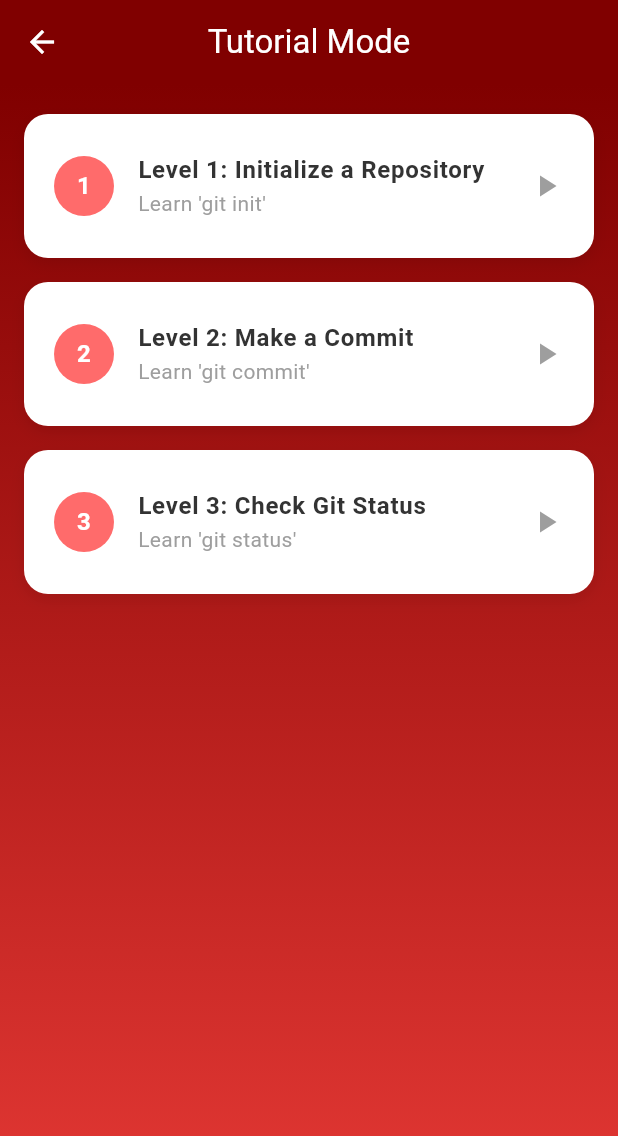
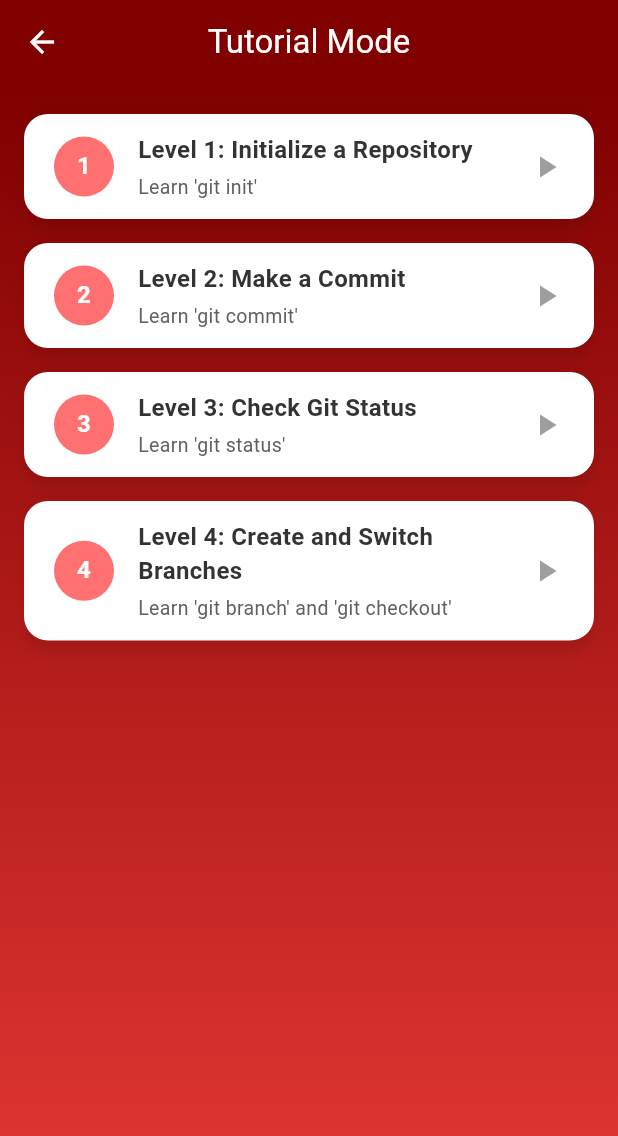
Before and after one commit to ymadz/gitly, a Flutter app: the screen it shows after launch, after a tap on "Tutorial Mode", on a phone screen of 412 x 824 dp. Shown: the top 1136 px of the screen. Run offline on Flutter 3.47's test engine with Material 3 defaults, Android fonts, the phone set to English and light mode, and no system bars; our stand-ins replace confetti.

Commit message:
feat: level 4 and some tweaks

```diff
--- a/gitly/lib/home_screen.dart
+++ b/gitly/lib/home_screen.dart
@@ -20,10 +20,7 @@ class _HomeScreenState extends State<HomeScreen> {
         height: double.infinity,
         decoration: const BoxDecoration(
           gradient: LinearGradient(
-            colors: [
-              Color(0xFF800000),
-              Color(0xFFE53935),
-            ],
+            colors: [Color(0xFF800000), Color(0xFFE53935)],
             begin: Alignment.topCenter,
             end: Alignment.bottomCenter,
           ),
@@ -32,26 +29,31 @@ class _HomeScreenState extends State<HomeScreen> {
           child: Center(
             child: Column(
               mainAxisAlignment: MainAxisAlignment.center,
-              crossAxisAlignment: CrossAxisAlignment.center,
               children: [
-                const Text(
+                // ── APP TITLE ──
+                Hero(
+                  tag: 'gitly-logo',
+                  child: Material(
+                    color: Colors.transparent,
+                    child: Text(
                       'Gitly',
-                  style: TextStyle(
+                      style: const TextStyle(
                         fontSize: 100,
                         fontWeight: FontWeight.bold,
                         color: Colors.white,
                         letterSpacing: 1.2,
                       ),
                     ),
-                const SizedBox(height: 10),
-                const Text(
-                  'Visual Git Learning Tool',
-                  style: TextStyle(
-                    fontSize: 16,
-                    color: Colors.white70,
                   ),
                 ),
-                const SizedBox(height: 40),
+                const SizedBox(height: 0),
+                const Text(
+                  'Learn Git by Seeing It.',
+                  style: TextStyle(fontSize: 20, color: Colors.white70),
+                ),
+                const SizedBox(height: 30),
+
+                // ── MODE BUTTONS ──
                 Center(
                   child: SizedBox(
                     width: MediaQuery.of(context).size.width * 0.6,
@@ -65,6 +67,7 @@ class _HomeScreenState extends State<HomeScreen> {
                           icon: Icons.code,
                           index: 0,
                           onTap: () {
+                            Feedback.forTap(context); // 🔊 Tap sound
                             Navigator.push(
                               context,
                               MaterialPageRoute(builder: (_) => const GitGraphScreen()),
@@ -79,6 +82,7 @@ class _HomeScreenState extends State<HomeScreen> {
                           icon: Icons.school,
                           index: 1,
                           onTap: () {
+                            Feedback.forTap(context); // 🔊 Tap sound
                             Navigator.push(
                               context,
                               MaterialPageRoute(builder: (_) => const TutorialScreen()),
@@ -106,27 +110,41 @@ class _HomeScreenState extends State<HomeScreen> {
   required VoidCallback onTap,
 }) {
   final bool isHovered = _hoveredIndex == index;
+
   return MouseRegion(
     cursor: SystemMouseCursors.click,
     onEnter: (_) => setState(() => _hoveredIndex = index),
     onExit: (_) => setState(() => _hoveredIndex = -1),
+    child: AnimatedScale(
+      duration: const Duration(milliseconds: 200),
+      scale: isHovered ? 1.03 : 1.0,
+      child: Material(
+        color: Colors.transparent,
+        borderRadius: BorderRadius.circular(16),
+        elevation: isHovered ? 6 : 2, // Soft shadow only
+        shadowColor: Colors.black.withOpacity(0.1),
+        child: InkWell(
+          borderRadius: BorderRadius.circular(16),
+          onTap: () {
+            Feedback.forTap(context);
+            onTap();
+          },
+          splashColor: const Color(0xFF800000).withOpacity(0.15),
+          highlightColor: Colors.transparent,
           child: AnimatedContainer(
             duration: const Duration(milliseconds: 200),
             padding: const EdgeInsets.all(20),
             decoration: BoxDecoration(
-          color: isHovered ? Colors.white.withOpacity(0.95) : Colors.white,
+              color: Colors.white,
               borderRadius: BorderRadius.circular(16),
               boxShadow: [
                 BoxShadow(
-              color: Colors.black.withOpacity(0.1),
-              blurRadius: 12,
-              offset: const Offset(0, 5),
+                  color: Colors.black.withOpacity(0.08),
+                  blurRadius: 8,
+                  offset: const Offset(0, 4),
                 ),
               ],
             ),
-        child: InkWell(
-          borderRadius: BorderRadius.circular(16),
-          onTap: onTap,
             child: Row(
               children: [
                 CircleAvatar(
@@ -162,6 +180,9 @@ class _HomeScreenState extends State<HomeScreen> {
             ),
           ),
         ),
+      ),
+    ),
   );
 }
+
 }
--- a/gitly/lib/tutorial_screen.dart
+++ b/gitly/lib/tutorial_screen.dart
@@ -1,19 +1,31 @@
 import 'package:flutter/material.dart';
 import 'level_screen.dart';
-import 'level2_screen.dart'; // Add this import
+import 'level2_screen.dart';
 import 'level3_screen.dart';
+import 'level4_screen.dart';
 
-class TutorialScreen extends StatelessWidget {
+class TutorialScreen extends StatefulWidget {
   const TutorialScreen({super.key});
 
   @override
-  Widget build(BuildContext context) {
+  State<TutorialScreen> createState() => _TutorialScreenState();
+}
+
+class _TutorialScreenState extends State<TutorialScreen> {
+  int _hoveredIndex = -1;
+
   final List<Map<String, String>> challenges = [
     {'title': 'Level 1: Initialize a Repository', 'desc': "Learn 'git init'"},
     {'title': 'Level 2: Make a Commit', 'desc': "Learn 'git commit'"},
     {'title': 'Level 3: Check Git Status', 'desc': "Learn 'git status'"},
+    {
+      'title': 'Level 4: Create and Switch Branches',
+      'desc': "Learn 'git branch' and 'git checkout'"
+    },
   ];
 
+  @override
+  Widget build(BuildContext context) {
     return Scaffold(
       appBar: AppBar(
         title: const Text('Tutorial Mode'),
@@ -35,11 +47,74 @@ class TutorialScreen extends StatelessWidget {
             itemCount: challenges.length,
             itemBuilder: (context, index) {
               final challenge = challenges[index];
+              final isHovered = _hoveredIndex == index;
+
               return MouseRegion(
                 cursor: SystemMouseCursors.click,
+                onEnter: (_) => setState(() => _hoveredIndex = index),
+                onExit: (_) => setState(() => _hoveredIndex = -1),
+                child: AnimatedScale(
+                  duration: const Duration(milliseconds: 200),
+                  scale: isHovered ? 1.03 : 1.0,
+                  child: Material(
+                    color: Colors.transparent,
+                    borderRadius: BorderRadius.circular(16),
+                    elevation: isHovered ? 6 : 2,
+                    shadowColor: Colors.black.withOpacity(0.1),
+                    child: InkWell(
+                      borderRadius: BorderRadius.circular(16),
+                      splashColor: const Color(0xFF800000).withOpacity(0.15),
+                      highlightColor: Colors.transparent,
+                      onTap: () {
+                        switch (index) {
+                          case 0:
+                            Navigator.push(
+                              context,
+                              MaterialPageRoute(
+                                builder: (_) => const LevelScreen(
+                                  title: 'Level 1: Initialize a Repository',
+                                  expectedCommand: 'git init',
+                                ),
+                              ),
+                            );
+                            break;
+                          case 1:
+                            Navigator.push(
+                              context,
+                              MaterialPageRoute(
+                                builder: (_) => const Level2Screen(),
+                              ),
+                            );
+                            break;
+                          case 2:
+                            Navigator.push(
+                              context,
+                              MaterialPageRoute(
+                                builder: (_) => const Level3Screen(),
+                              ),
+                            );
+                            break;
+                          case 3:
+                            Navigator.push(
+                              context,
+                              MaterialPageRoute(
+                                builder: (_) => const Level4Screen(),
+                              ),
+                            );
+                            break;
+                          default:
+                            ScaffoldMessenger.of(context).showSnackBar(
+                              const SnackBar(
+                                  content:
+                                      Text('🚧 Challenge not yet implemented')),
+                            );
+                        }
+                      },
                       child: AnimatedContainer(
                         duration: const Duration(milliseconds: 200),
                         margin: const EdgeInsets.symmetric(vertical: 8),
+                        padding: const EdgeInsets.symmetric(
+                            horizontal: 20, vertical: 12),
                         decoration: BoxDecoration(
                           color: Colors.white,
                           borderRadius: BorderRadius.circular(16),
@@ -51,11 +126,11 @@ class TutorialScreen extends StatelessWidget {
                             ),
                           ],
                         ),
-                  child: ListTile(
-                    contentPadding: const EdgeInsets.symmetric(
-                        horizontal: 20, vertical: 12),
-                    leading: CircleAvatar(
-                      backgroundColor: const Color(0xFFFF6B6B),
+                        child: Row(
+                          children: [
+                            CircleAvatar(
+                              backgroundColor:
+                                  const Color.fromARGB(255, 255, 113, 113),
                               child: Text(
                                 '${index + 1}',
                                 style: const TextStyle(
@@ -64,51 +139,35 @@ class TutorialScreen extends StatelessWidget {
                                 ),
                               ),
                             ),
-                    title: Text(
+                            const SizedBox(width: 16),
+                            Expanded(
+                              child: Column(
+                                crossAxisAlignment: CrossAxisAlignment.start,
+                                children: [
+                                  Text(
                                     challenge['title']!,
                                     style: const TextStyle(
                                       fontWeight: FontWeight.bold,
+                                      fontSize: 16,
                                       color: Color(0xFF333333),
                                     ),
                                   ),
-                    subtitle: Text(
+                                  const SizedBox(height: 4),
+                                  Text(
                                     challenge['desc']!,
-                      style: const TextStyle(color: Colors.grey),
-                    ),
-                    trailing: const Icon(Icons.play_arrow, color: Colors.grey),
-                    onTap: () {
-                      if (index == 0) {
-                        Navigator.push(
-                          context,
-                          MaterialPageRoute(
-                            builder: (_) => const LevelScreen(
-                              title: 'Level 1: Initialize a Repository',
-                              expectedCommand: 'git init',
+                                    style: TextStyle(
+                                      fontSize: 13,
+                                      color: Colors.grey.shade700,
                                     ),
                                   ),
-                        );
-                      } else if (index == 1) {
-                        Navigator.push(
-                          context,
-                          MaterialPageRoute(
-                            builder: (_) => const Level2Screen(),
+                                ],
                               ),
-                        );
-                      } else if (index == 2) {
-                        Navigator.push(
-                          context,
-                          MaterialPageRoute(
-                            builder: (_) => const Level3Screen(),
                             ),
-                        );
-                      } else {
-                        ScaffoldMessenger.of(context).showSnackBar(
-                          const SnackBar(
-                              content:
-                                  Text('🚧 Challenge not yet implemented')),
-                        );
-                      }
-                    },
+                            const Icon(Icons.play_arrow, color: Colors.grey),
+                          ],
+                        ),
+                      ),
+                    ),
                   ),
                 ),
               );
```
Also changed, not shown: gitly/lib/git_graph.dart (+4 -4 lines), gitly/lib/level2_screen.dart (+20 -20 lines), gitly/lib/level3_screen.dart (+20 -20 lines), gitly/lib/level4_screen.dart (added, +286 -0 lines), gitly/lib/level_screen.dart (+20 -20 lines), gitly/lib/level5_screen.dart (added). Lines whose indentation alone changed are shown as unchanged.
